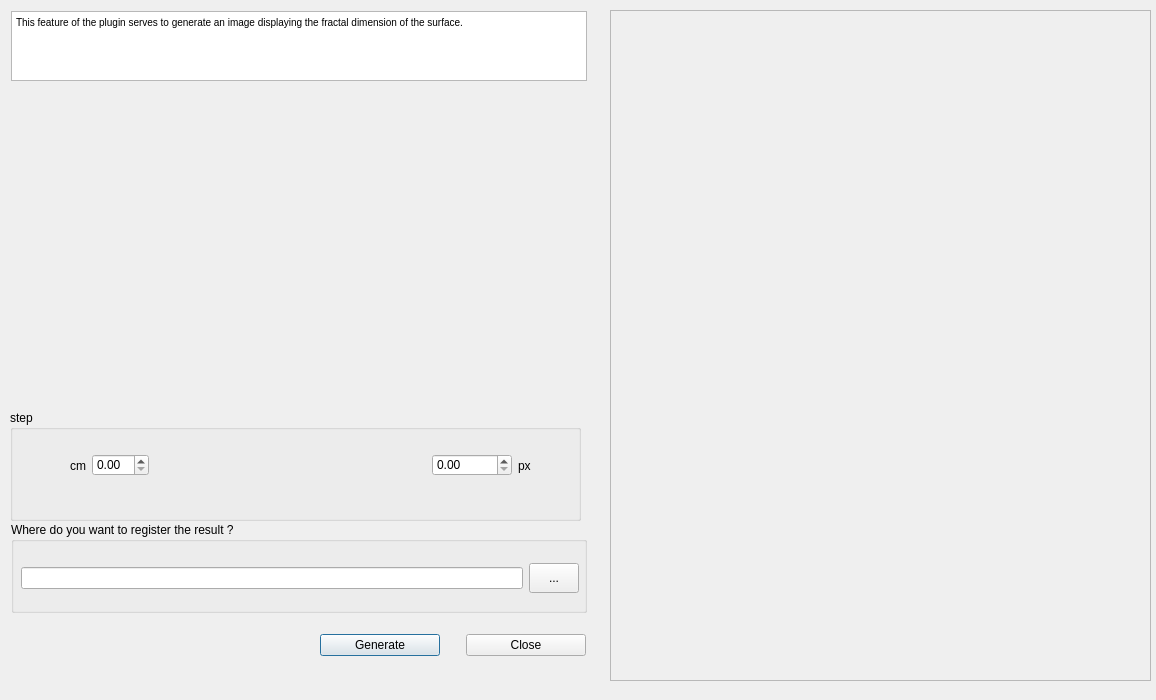
Old version of the form plugins/example/qSeismicDeli/ui/elevationModel.ui in the repository Taraique/CloudCompare.
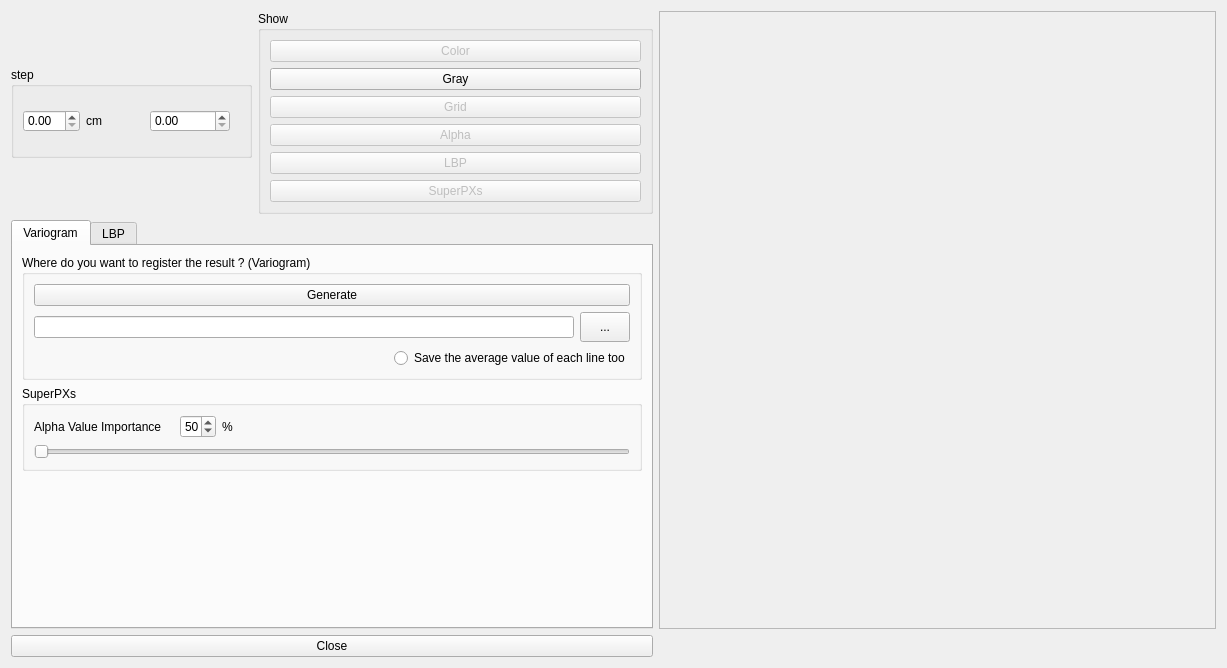
New version of the form.

Diff of the .ui file:
```diff
--- a/plugins/example/qSeismicDeli/ui/elevationModel.ui
+++ b/plugins/example/qSeismicDeli/ui/elevationModel.ui
@@ -2,12 +2,15 @@
 <ui version="4.0">
  <class>elevationModel</class>
  <widget class="QDialog" name="elevationModel">
+  <property name="enabled">
+   <bool>true</bool>
+  </property>
   <property name="geometry">
    <rect>
     <x>0</x>
     <y>0</y>
-    <width>1156</width>
-    <height>700</height>
+    <width>1227</width>
+    <height>668</height>
    </rect>
   </property>
   <property name="minimumSize">
@@ -19,142 +22,33 @@
   <property name="windowTitle">
    <string>Import profile</string>
   </property>
-  <widget class="QFrame" name="frame">
-   <property name="geometry">
-    <rect>
-     <x>610</x>
-     <y>10</y>
-     <width>541</width>
-     <height>671</height>
-    </rect>
-   </property>
-   <property name="sizePolicy">
-    <sizepolicy hsizetype="Expanding" vsizetype="Minimum">
-     <horstretch>0</horstretch>
-     <verstretch>0</verstretch>
-    </sizepolicy>
-   </property>
-   <property name="minimumSize">
-    <size>
-     <width>521</width>
-     <height>591</height>
-    </size>
-   </property>
-   <property name="autoFillBackground">
-    <bool>false</bool>
-   </property>
-   <property name="frameShape">
-    <enum>QFrame::StyledPanel</enum>
-   </property>
-   <property name="frameShadow">
-    <enum>QFrame::Raised</enum>
-   </property>
-  </widget>
-  <widget class="QWidget" name="layoutWidget">
-   <property name="geometry">
-    <rect>
-     <x>320</x>
-     <y>630</y>
-     <width>266</width>
-     <height>30</height>
-    </rect>
-   </property>
-   <layout class="QHBoxLayout" name="horizontalLayout">
+  <layout class="QGridLayout" name="gridLayout">
+   <item row="0" column="0">
+    <layout class="QVBoxLayout" name="verticalLayout">
     <item>
-     <widget class="QPushButton" name="Generate">
-      <property name="text">
-       <string>Generate</string>
-      </property>
-     </widget>
-    </item>
+      <layout class="QHBoxLayout" name="horizontalLayout_4">
     <item>
-     <spacer name="horizontalSpacer_3">
-      <property name="orientation">
-       <enum>Qt::Horizontal</enum>
-      </property>
-      <property name="sizeType">
-       <enum>QSizePolicy::Preferred</enum>
-      </property>
-      <property name="sizeHint" stdset="0">
-       <size>
-        <width>20</width>
-        <height>19</height>
-       </size>
-      </property>
-     </spacer>
-    </item>
-    <item>
-     <widget class="QPushButton" name="Close">
-      <property name="text">
-       <string>Close</string>
-      </property>
-     </widget>
-    </item>
-   </layout>
-  </widget>
-  <widget class="QTextBrowser" name="textBrowser">
-   <property name="enabled">
-    <bool>true</bool>
-   </property>
-   <property name="geometry">
-    <rect>
-     <x>11</x>
-     <y>11</y>
-     <width>576</width>
-     <height>70</height>
-    </rect>
-   </property>
-   <property name="sizePolicy">
-    <sizepolicy hsizetype="Preferred" vsizetype="Preferred">
-     <horstretch>0</horstretch>
-     <verstretch>0</verstretch>
-    </sizepolicy>
-   </property>
-   <property name="maximumSize">
-    <size>
-     <width>16777215</width>
-     <height>70</height>
-    </size>
-   </property>
-   <property name="tabletTracking">
-    <bool>false</bool>
-   </property>
-   <property name="layoutDirection">
-    <enum>Qt::LeftToRight</enum>
-   </property>
-   <property name="autoFillBackground">
-    <bool>false</bool>
-   </property>
-   <property name="html">
-    <string>&lt;!DOCTYPE HTML PUBLIC &quot;-//W3C//DTD HTML 4.0//EN&quot; &quot;http://www.w3.org/TR/REC-html40/strict.dtd&quot;&gt;
-&lt;html&gt;&lt;head&gt;&lt;meta name=&quot;qrichtext&quot; content=&quot;1&quot; /&gt;&lt;style type=&quot;text/css&quot;&gt;
-p, li { white-space: pre-wrap; }
-&lt;/style&gt;&lt;/head&gt;&lt;body style=&quot; font-family:'MS Shell Dlg 2'; font-size:7.8pt; font-weight:400; font-style:normal;&quot;&gt;
-&lt;p style=&quot; margin-top:0px; margin-bottom:0px; margin-left:0px; margin-right:0px; -qt-block-indent:0; text-indent:0px;&quot;&gt;&lt;span style=&quot; font-family:'MS Shell Dlg 2';&quot;&gt;This feature of the plugin serves to generate an image displaying the fractal dimension of the surface.&lt;/span&gt;&lt;/p&gt;&lt;/body&gt;&lt;/html&gt;</string>
-   </property>
-  </widget>
   <widget class="QGroupBox" name="groupBox_2">
-   <property name="geometry">
-    <rect>
-     <x>10</x>
-     <y>410</y>
-     <width>571</width>
-     <height>111</height>
-    </rect>
+         <property name="maximumSize">
+          <size>
+           <width>241</width>
+           <height>91</height>
+          </size>
    </property>
    <property name="title">
     <string>step</string>
    </property>
-   <widget class="QWidget" name="layoutWidget">
-    <property name="geometry">
-     <rect>
-      <x>60</x>
-      <y>30</y>
-      <width>461</width>
-      <height>51</height>
-     </rect>
-    </property>
     <layout class="QHBoxLayout" name="horizontalLayout_2">
+          <item>
+           <widget class="QDoubleSpinBox" name="cmBOX">
+            <property name="maximumSize">
+             <size>
+              <width>80</width>
+              <height>22</height>
+             </size>
+            </property>
+           </widget>
+          </item>
      <item>
       <widget class="QLabel" name="label">
        <property name="minimumSize">
@@ -174,16 +68,6 @@
        </property>
       </widget>
      </item>
-     <item>
-      <widget class="QDoubleSpinBox" name="cmBOX">
-       <property name="maximumSize">
-        <size>
-         <width>80</width>
-         <height>22</height>
-        </size>
-       </property>
-      </widget>
-     </item>
      <item>
       <spacer name="horizontalSpacer">
        <property name="orientation">
@@ -218,41 +102,115 @@
      </item>
      <item>
       <widget class="QLabel" name="label_2">
-       <property name="maximumSize">
-        <size>
-         <width>20</width>
-         <height>16777215</height>
-        </size>
-       </property>
        <property name="text">
-        <string>px</string>
+             <string> </string>
        </property>
       </widget>
      </item>
     </layout>
    </widget>
-  </widget>
+       </item>
+       <item>
   <widget class="QGroupBox" name="groupBox">
-   <property name="geometry">
-    <rect>
-     <x>11</x>
-     <y>522</y>
-     <width>576</width>
-     <height>91</height>
-    </rect>
-   </property>
+         <property name="title">
+          <string>Show</string>
+         </property>
+         <layout class="QVBoxLayout" name="verticalLayout_2">
+          <property name="bottomMargin">
+           <number>9</number>
+          </property>
+          <item>
+           <widget class="QPushButton" name="showColors">
+            <property name="enabled">
+             <bool>false</bool>
+            </property>
+            <property name="text">
+             <string>Color</string>
+            </property>
+           </widget>
+          </item>
+          <item>
+           <widget class="QPushButton" name="showGray">
+            <property name="text">
+             <string>Gray</string>
+            </property>
+           </widget>
+          </item>
+          <item>
+           <widget class="QPushButton" name="showGrid">
+            <property name="enabled">
+             <bool>false</bool>
+            </property>
+            <property name="text">
+             <string>Grid</string>
+            </property>
+           </widget>
+          </item>
+          <item>
+           <widget class="QPushButton" name="showAlpha">
+            <property name="enabled">
+             <bool>false</bool>
+            </property>
+            <property name="sizePolicy">
+             <sizepolicy hsizetype="Minimum" vsizetype="Fixed">
+              <horstretch>0</horstretch>
+              <verstretch>0</verstretch>
+             </sizepolicy>
+            </property>
+            <property name="text">
+             <string>Alpha</string>
+            </property>
+           </widget>
+          </item>
+          <item>
+           <widget class="QPushButton" name="showLBP">
+            <property name="enabled">
+             <bool>false</bool>
+            </property>
+            <property name="text">
+             <string>LBP</string>
+            </property>
+           </widget>
+          </item>
+          <item>
+           <widget class="QPushButton" name="showSuperPXs">
+            <property name="enabled">
+             <bool>false</bool>
+            </property>
+            <property name="text">
+             <string>SuperPXs</string>
+            </property>
+           </widget>
+          </item>
+         </layout>
+        </widget>
+       </item>
+      </layout>
+     </item>
+     <item>
+      <widget class="QTabWidget" name="tabWidget">
+       <property name="currentIndex">
+        <number>0</number>
+       </property>
+       <widget class="QWidget" name="tab">
+        <attribute name="title">
+         <string>Variogram</string>
+        </attribute>
+        <layout class="QFormLayout" name="formLayout">
+         <item row="0" column="0" colspan="2">
+          <widget class="QGroupBox" name="groupBox">
    <property name="title">
-    <string>Where do you want to register the result ?</string>
-   </property>
-   <widget class="QWidget" name="">
-    <property name="geometry">
-     <rect>
-      <x>10</x>
-      <y>40</y>
-      <width>558</width>
-      <height>32</height>
-     </rect>
-    </property>
+            <string>Where do you want to register the result ? (Variogram)</string>
+           </property>
+           <layout class="QVBoxLayout" name="verticalLayout_5">
+            <item>
+             <widget class="QPushButton" name="Generate">
+              <property name="text">
+               <string>Generate</string>
+              </property>
+             </widget>
+            </item>
+            <item>
     <layout class="QHBoxLayout" name="horizontalLayout_3">
      <item>
       <widget class="QLineEdit" name="FilePath">
@@ -278,8 +236,215 @@
       </widget>
      </item>
     </layout>
-   </widget>
-  </widget>
+            </item>
+            <item>
+             <layout class="QHBoxLayout" name="horizontalLayout_7">
+              <item>
+               <spacer name="horizontalSpacer_2">
+                <property name="orientation">
+                 <enum>Qt::Horizontal</enum>
+                </property>
+                <property name="sizeHint" stdset="0">
+                 <size>
+                  <width>40</width>
+                  <height>20</height>
+                 </size>
+                </property>
+               </spacer>
+              </item>
+              <item>
+               <widget class="QRadioButton" name="AvgCSV">
+                <property name="text">
+                 <string>Save the average value of each line too</string>
+                </property>
+               </widget>
+              </item>
+             </layout>
+            </item>
+           </layout>
+          </widget>
+         </item>
+         <item row="1" column="0">
+          <widget class="QGroupBox" name="superPXSGroupBOX">
+           <property name="enabled">
+            <bool>true</bool>
+           </property>
+           <property name="minimumSize">
+            <size>
+             <width>620</width>
+             <height>22</height>
+            </size>
+           </property>
+           <property name="title">
+            <string>SuperPXs</string>
+           </property>
+           <layout class="QVBoxLayout" name="verticalLayout_3">
+            <item>
+             <layout class="QHBoxLayout" name="horizontalLayout">
+              <item>
+               <widget class="QLabel" name="label_3">
+                <property name="enabled">
+                 <bool>true</bool>
+                </property>
+                <property name="maximumSize">
+                 <size>
+                  <width>140</width>
+                  <height>16777215</height>
+                 </size>
+                </property>
+                <property name="text">
+                 <string>Alpha Value Importance</string>
+                </property>
+               </widget>
+              </item>
+              <item>
+               <widget class="QSpinBox" name="alphaBOX">
+                <property name="maximumSize">
+                 <size>
+                  <width>36</width>
+                  <height>16777215</height>
+                 </size>
+                </property>
+                <property name="value">
+                 <number>50</number>
+                </property>
+               </widget>
+              </item>
+              <item>
+               <widget class="QLabel" name="label_4">
+                <property name="text">
+                 <string>%</string>
+                </property>
+               </widget>
+              </item>
+             </layout>
+            </item>
+            <item>
+             <widget class="QSlider" name="superPXSlider">
+              <property name="enabled">
+               <bool>true</bool>
+              </property>
+              <property name="orientation">
+               <enum>Qt::Horizontal</enum>
+              </property>
+             </widget>
+            </item>
+           </layout>
+          </widget>
+         </item>
+        </layout>
+       </widget>
+       <widget class="QWidget" name="tab_2">
+        <attribute name="title">
+         <string>LBP</string>
+        </attribute>
+        <layout class="QGridLayout" name="gridLayout_2">
+         <item row="0" column="0">
+          <widget class="QGroupBox" name="groupBox_3">
+           <property name="title">
+            <string>Where do you want to register the result ? (LBP)</string>
+           </property>
+           <layout class="QVBoxLayout" name="verticalLayout_4">
+            <item>
+             <widget class="QPushButton" name="Generate2">
+              <property name="text">
+               <string>Generate</string>
+              </property>
+             </widget>
+            </item>
+            <item>
+             <layout class="QHBoxLayout" name="horizontalLayout_6">
+              <item>
+               <widget class="QLineEdit" name="FilePath2">
+                <property name="minimumSize">
+                 <size>
+                  <width>500</width>
+                  <height>22</height>
+                 </size>
+                </property>
+               </widget>
+              </item>
+              <item>
+               <widget class="QToolButton" name="browseToolButton2">
+                <property name="minimumSize">
+                 <size>
+                  <width>50</width>
+                  <height>30</height>
+                 </size>
+                </property>
+                <property name="text">
+                 <string notr="true">...</string>
+                </property>
+               </widget>
+              </item>
+             </layout>
+            </item>
+            <item>
+             <layout class="QHBoxLayout" name="horizontalLayout_8">
+              <item>
+               <spacer name="horizontalSpacer_3">
+                <property name="orientation">
+                 <enum>Qt::Horizontal</enum>
+                </property>
+                <property name="sizeHint" stdset="0">
+                 <size>
+                  <width>40</width>
+                  <height>20</height>
+                 </size>
+                </property>
+               </spacer>
+              </item>
+              <item>
+               <widget class="QRadioButton" name="AvgCSV2">
+                <property name="text">
+                 <string>Save the average value of each line too</string>
+                </property>
+               </widget>
+              </item>
+             </layout>
+            </item>
+           </layout>
+          </widget>
+         </item>
+        </layout>
+       </widget>
+      </widget>
+     </item>
+    </layout>
+   </item>
+   <item row="0" column="1">
+    <widget class="QFrame" name="frame">
+     <property name="sizePolicy">
+      <sizepolicy hsizetype="Expanding" vsizetype="Minimum">
+       <horstretch>0</horstretch>
+       <verstretch>0</verstretch>
+      </sizepolicy>
+     </property>
+     <property name="minimumSize">
+      <size>
+       <width>541</width>
+       <height>611</height>
+      </size>
+     </property>
+     <property name="autoFillBackground">
+      <bool>false</bool>
+     </property>
+     <property name="frameShape">
+      <enum>QFrame::StyledPanel</enum>
+     </property>
+     <property name="frameShadow">
+      <enum>QFrame::Raised</enum>
+     </property>
+    </widget>
+   </item>
+   <item row="1" column="0">
+    <widget class="QPushButton" name="Close">
+     <property name="text">
+      <string>Close</string>
+     </property>
+    </widget>
+   </item>
+  </layout>
  </widget>
  <resources/>
  <connections/>
```
Lines whose indentation alone changed are shown as unchanged.
